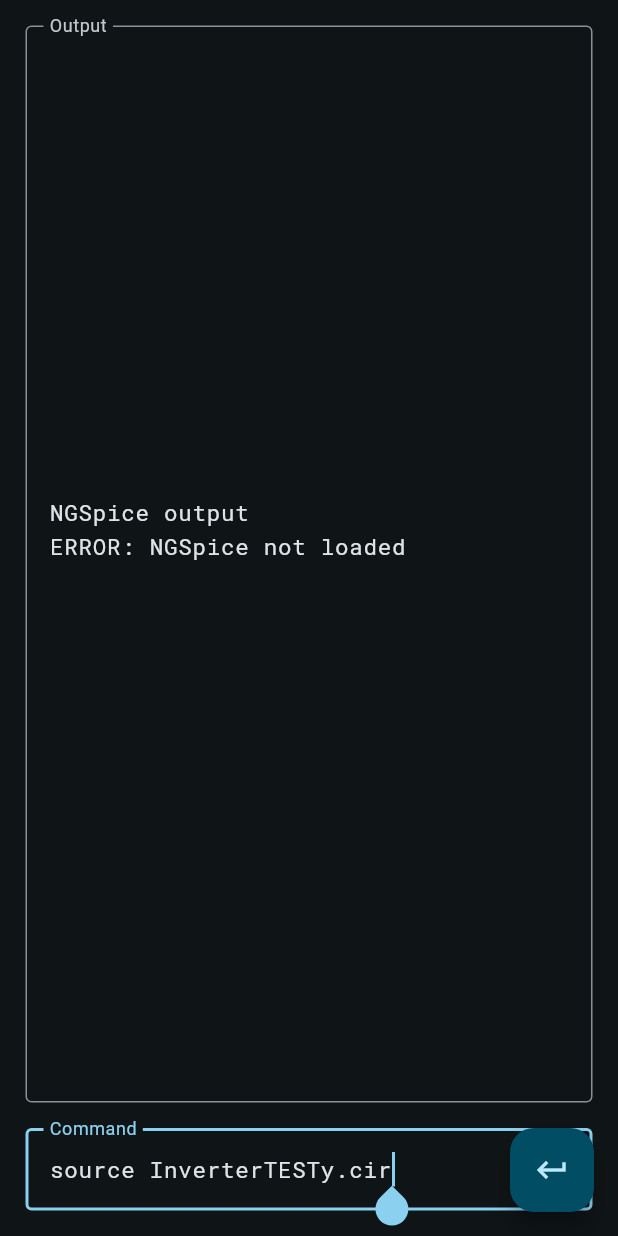
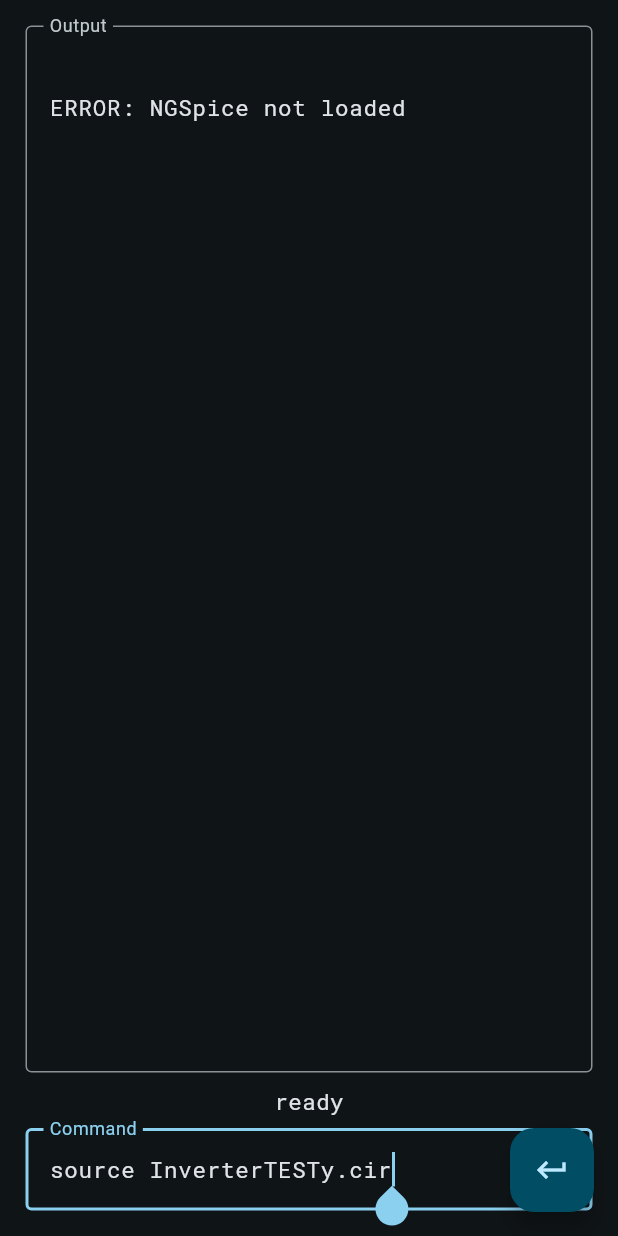
Before and after one commit to wbigoljr/ngspice-flutter, a Flutter app: the screen it shows after launch, after a tap on the "keyboard return" icon, on a phone screen of 412 x 824 dp. Run offline on Flutter 3.47's test engine with Material 3 defaults, Android fonts, the phone set to English and light mode, and no system bars; missing offline and left inert: compute, dart:ffi, menu_bar, window_manager.

Commit message:
Added status text.

```diff
--- a/lib/main.dart
+++ b/lib/main.dart
@@ -8,6 +8,7 @@
 
 
 String titleText = 'NGSpice ';
+String initialOutput = '';
 
 NgSpiceInterface ngspice = NgSpiceInterface();
 
@@ -24,6 +25,7 @@
   ngspice.ngInit();
   titleText = 'NGSpice ';
   titleText += ngspice.getVersion();
+  initialOutput = ngspice.initOuput;
 
   //Modify the text in window title bar.
   WidgetsFlutterBinding.ensureInitialized();
@@ -73,25 +75,32 @@
 class _MyHomePageState extends State<MyHomePage> {
 
   final TextEditingController _commandStrCtrl = TextEditingController(text: 'source InverterTESTy.cir');
-  final TextEditingController _outputStrCtrl = TextEditingController(text: '');
+  final TextEditingController _outputStrCtrl = TextEditingController(text: initialOutput);
   final FocusNode _commandTextfocusNode = FocusNode();
   final ScrollController _scrollController = ScrollController();
   double monoFontSize = 15;
-  String ngspiceOutString = "NGSpice output";
+  String ngspiceOutString = '';
+  String ngspiceStatusString = "NGSpice status";
   bool isRunning = false;
 
   void _runNGSpiceCommand() async {
 
     if(isRunning) return;
 
+    setState(() {
+        ngspiceStatusString = 'running command';
+    });
+
     isRunning = true;
     String outputStr = await ngCommandAsync(_commandStrCtrl.text);
-
     ngspiceOutString += '$outputStr\n';
 
     isRunning = false;
 
     setState(() {
+
+      ngspiceStatusString = 'ready';
+
       _outputStrCtrl.text = ngspiceOutString;
       _scrollController.animateTo(
         _scrollController.position.extentTotal,
@@ -100,13 +109,6 @@
       );
 
       _commandTextfocusNode.requestFocus();
-    });
-  }
-
-  void _updateNGSpiceStatus()
-  {
-
-    setState(() {
 
     });
   }
@@ -211,6 +213,7 @@
                   autofocus: false,
                   readOnly: true,
                   keyboardType: TextInputType.multiline,
+                  textAlignVertical: TextAlignVertical.top,
                   style: TextStyle(fontFamily: 'RobotoMono', fontSize: monoFontSize),
                   maxLines: null,
                   minLines: null,
@@ -225,7 +228,14 @@
                 ),
               ),
 
-              const SizedBox(height: 17),
+              const SizedBox(height: 8),
+
+              Text(
+                ngspiceStatusString,
+                style: TextStyle(fontFamily: 'RobotoMono', fontSize: monoFontSize),
+              ),
+
+              const SizedBox(height: 8),
 
               TextField (
                 controller: _commandStrCtrl,
--- a/lib/ngspice.dart
+++ b/lib/ngspice.dart
@@ -7,12 +7,13 @@
 
 String _ngspiceLibVer = '00';
 String _output = '';
-String _status = 'ready';
+String _ngStatus = 'ready';
 String _simResults = '';
 
 class NgSpiceInterface {
 
   bool _isInitialized = false;
+  String initOuput = '';
 
   late ffi.DynamicLibrary ngspice;
 
@@ -70,9 +71,10 @@
 
     if(init == 0){_isInitialized = true;}
 
-    setOutputFormat('ascii');
+    //setOutputFormat('ascii');
+    initOuput = _output;
 
-    _output = ''; //Reset
+    _output = ''; //Clear output string
   }
 
   void ngCommand(String command)
@@ -81,7 +83,6 @@
       _output += '\nERROR: NGSpice not loaded\n';
       return;
     }
-
     _output += '\n> $command\n';
     ngspiceCommand(command.toNativeUtf8());
 
@@ -95,13 +96,18 @@
 
   Future<bool> ngIsReady() async
   {
-    await Future.doWhile(() => (!_status.contains('ready')));
+    await Future.doWhile(() => (!_ngStatus.contains('ready')));
     return true;
+  }
+
+  String getStatus()
+  {
+    return _ngStatus;
   }
 
 }
 
-//Threaded functions
+//Isolate functions
 Future<String> ngCommandAsync(String command) async
 {
    return await compute(_ngCommandCompute, command);
@@ -115,13 +121,6 @@
 
   await ngspiceLo.ngIsReady();
   String output = ngspiceLo.getOutput();
-
-  //Cleanup
-  // if(command.contains('source '))
-  // {
-  //   ngspiceLo.ngCommand('destroy all');
-  //   ngspiceLo.ngCommand('reset');
-  // }
 
   return output;
 }
@@ -259,8 +258,8 @@
 //Receives progress information (actual task and percent done)
 int getStatReceive(ffi.Pointer<Utf8> simStatus, int idNum, int userData)
 {
-    _status = simStatus.toDartString();
-    debugPrint('<NgSPICE> GetStat: $_status');
+    _ngStatus = simStatus.toDartString();
+    debugPrint('<NgSPICE> GetStat: $_ngStatus');
     return 0;
 }
 
```
